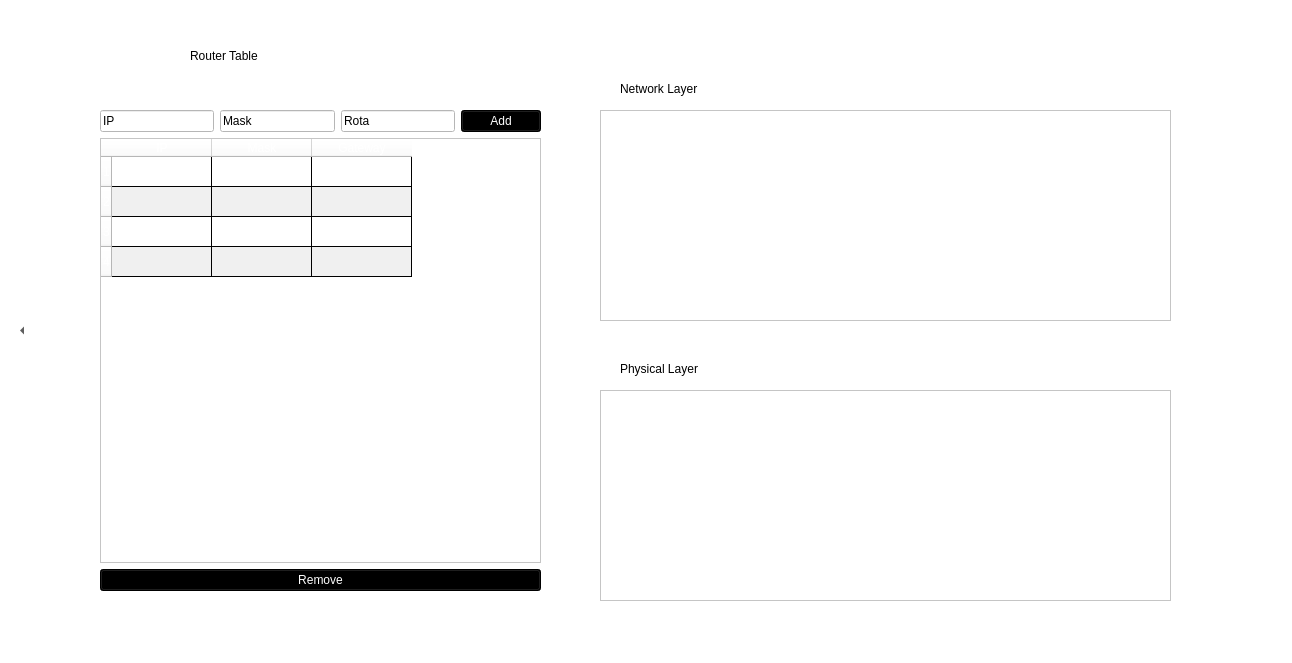
The window that NEW/router.ui (thaisdb/TCC) describes before a commit, drawn with Qt 5.
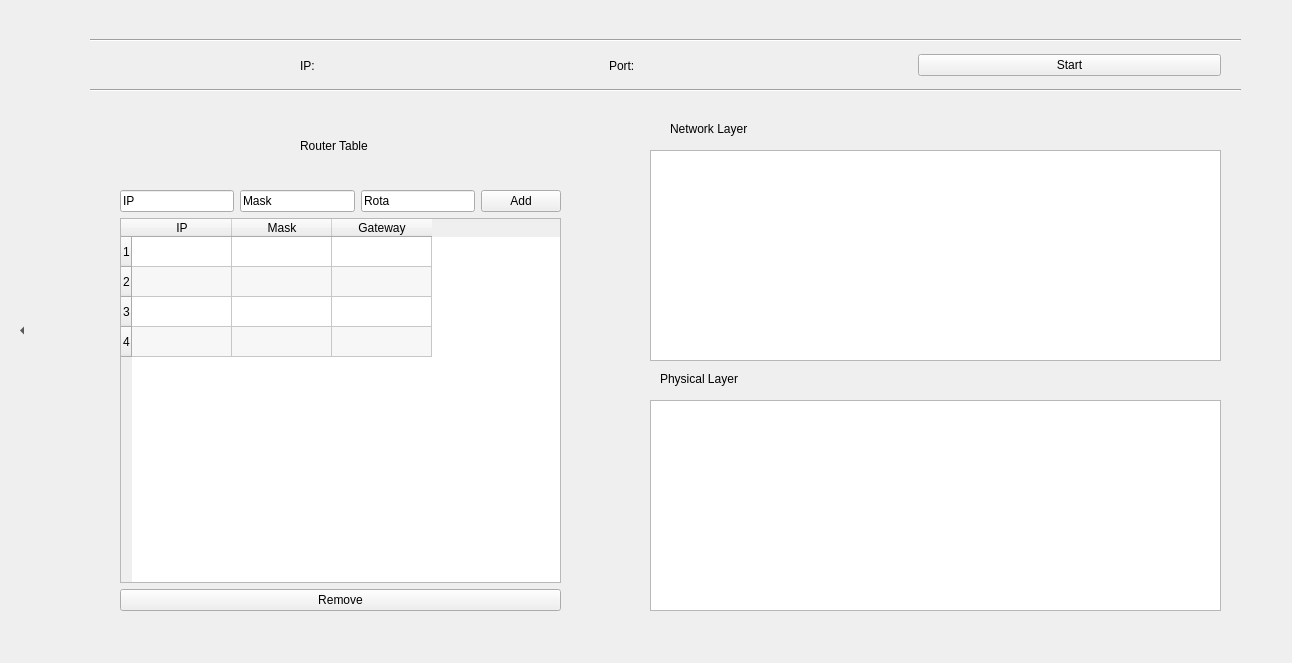
The same window after the commit.

```diff
--- a/NEW/router.ui
+++ b/NEW/router.ui
@@ -29,7 +29,7 @@
    <bool>false</bool>
   </property>
   <property name="styleSheet">
-   <string notr="true">background-color: rgb(255, 255, 255);</string>
+   <string notr="true"/>
   </property>
   <property name="inputMethodHints">
    <set>Qt::ImhNone</set>
@@ -37,10 +37,10 @@
   <widget class="QWidget" name="verticalLayoutWidget">
    <property name="geometry">
     <rect>
-     <x>100</x>
-     <y>110</y>
+     <x>120</x>
+     <y>190</y>
      <width>441</width>
-     <height>481</height>
+     <height>421</height>
     </rect>
    </property>
    <layout class="QVBoxLayout" name="verticalLayout">
@@ -70,9 +70,7 @@
       <item>
        <widget class="QPushButton" name="addButton">
         <property name="styleSheet">
-         <string notr="true">background-color: rgb(0, 0, 0);
-color: rgb(255, 255, 255);
-font: bold 11pt &quot;Latin Modern Roman Caps&quot;;</string>
+         <string notr="true"/>
         </property>
         <property name="text">
          <string>Add</string>
@@ -90,11 +88,7 @@
        </sizepolicy>
       </property>
       <property name="styleSheet">
-       <string notr="true">color: rgb(255, 255, 255);
-gridline-color: rgb(0, 0, 0);
-alternate-background-color: rgb(240, 240, 240);
-border-color: rgb(0, 0, 0);
-font: bold 11pt &quot;Latin Modern Roman Caps&quot;;</string>
+       <string notr="true"/>
       </property>
       <property name="lineWidth">
        <number>1</number>
@@ -170,10 +164,7 @@
       <item>
        <widget class="QPushButton" name="removeButton">
         <property name="styleSheet">
-         <string notr="true">font: bold 11pt &quot;Latin Modern Roman Caps&quot;;
-selection-background-color: rgb(0, 0, 0);
-background-color: rgb(0, 0, 0);
-color: rgb(255, 255, 255);</string>
+         <string notr="true"/>
         </property>
         <property name="text">
          <string>Remove</string>
@@ -187,8 +178,8 @@
   <widget class="QLabel" name="label">
    <property name="geometry">
     <rect>
-     <x>190</x>
-     <y>40</y>
+     <x>300</x>
+     <y>130</y>
      <width>241</width>
      <height>31</height>
     </rect>
@@ -225,18 +216,24 @@
   <widget class="QTextEdit" name="physicalOUT">
    <property name="geometry">
     <rect>
-     <x>600</x>
-     <y>390</y>
+     <x>650</x>
+     <y>400</y>
      <width>571</width>
      <height>211</height>
     </rect>
    </property>
+   <property name="lineWrapMode">
+    <enum>QTextEdit::NoWrap</enum>
+   </property>
+   <property name="textInteractionFlags">
+    <set>Qt::TextSelectableByKeyboard|Qt::TextSelectableByMouse</set>
+   </property>
   </widget>
   <widget class="QLabel" name="label_4">
    <property name="geometry">
     <rect>
-     <x>620</x>
-     <y>80</y>
+     <x>670</x>
+     <y>120</y>
      <width>131</width>
      <height>17</height>
     </rect>
@@ -248,8 +245,8 @@
   <widget class="QLabel" name="label_5">
    <property name="geometry">
     <rect>
-     <x>620</x>
-     <y>360</y>
+     <x>660</x>
+     <y>370</y>
      <width>131</width>
      <height>17</height>
     </rect>
@@ -261,12 +258,80 @@
   <widget class="QTextEdit" name="networkOUT">
    <property name="geometry">
     <rect>
-     <x>600</x>
-     <y>110</y>
+     <x>650</x>
+     <y>150</y>
      <width>571</width>
      <height>211</height>
     </rect>
    </property>
+   <property name="lineWrapMode">
+    <enum>QTextEdit::NoWrap</enum>
+   </property>
+   <property name="textInteractionFlags">
+    <set>Qt::TextSelectableByKeyboard|Qt::TextSelectableByMouse</set>
+   </property>
+  </widget>
+  <widget class="Line" name="line">
+   <property name="geometry">
+    <rect>
+     <x>90</x>
+     <y>30</y>
+     <width>1151</width>
+     <height>20</height>
+    </rect>
+   </property>
+   <property name="orientation">
+    <enum>Qt::Horizontal</enum>
+   </property>
+  </widget>
+  <widget class="Line" name="line_2">
+   <property name="geometry">
+    <rect>
+     <x>90</x>
+     <y>80</y>
+     <width>1151</width>
+     <height>20</height>
+    </rect>
+   </property>
+   <property name="orientation">
+    <enum>Qt::Horizontal</enum>
+   </property>
+  </widget>
+  <widget class="QWidget" name="horizontalLayoutWidget">
+   <property name="geometry">
+    <rect>
+     <x>300</x>
+     <y>50</y>
+     <width>921</width>
+     <height>31</height>
+    </rect>
+   </property>
+   <layout class="QHBoxLayout" name="horizontalLayout_3">
+    <item>
+     <widget class="QLabel" name="ipLabel">
+      <property name="text">
+       <string>IP:  </string>
+      </property>
+     </widget>
+    </item>
+    <item>
+     <widget class="QLabel" name="portLabel">
+      <property name="text">
+       <string>Port:</string>
+      </property>
+     </widget>
+    </item>
+    <item>
+     <widget class="QPushButton" name="startButton">
+      <property name="styleSheet">
+       <string notr="true"/>
+      </property>
+      <property name="text">
+       <string>Start</string>
+      </property>
+     </widget>
+    </item>
+   </layout>
   </widget>
  </widget>
  <resources/>
```
Left out of the diff: 12 changed lines with no effect on the pictures.
